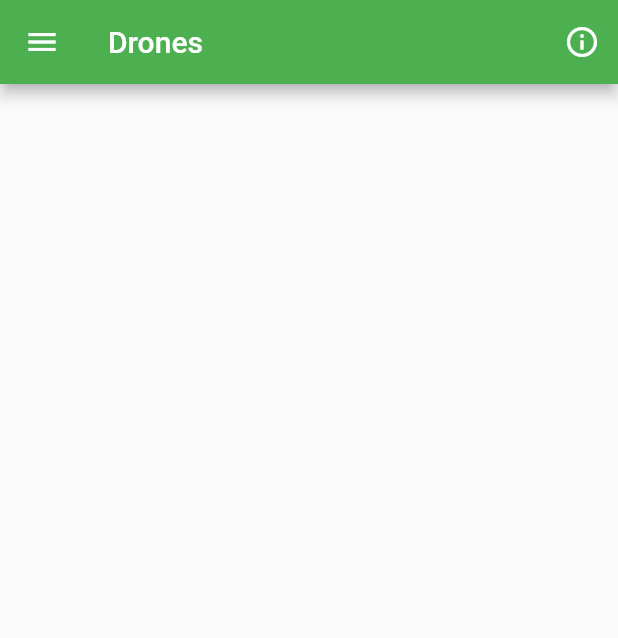
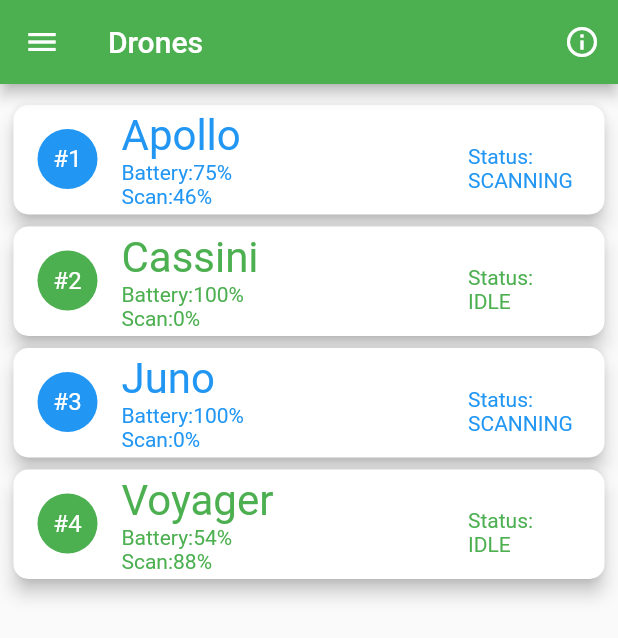
Before and after one commit to TunaBerkPutun/nasaspaceapp, a Flutter app: the DroneScreen screen opened by its route, on a phone screen of 412 x 824 dp. Shown: the top 638 px of the screen. Run offline on Flutter 3.47's test engine with Material 2 defaults, Android fonts, the light colour scheme and no system bars; our stand-ins replace sleek_circular_slider.

Commit message:
drone ok

```diff
--- /dev/null
+++ b/nasaspaceapp/mobileapp/nasaapp/lib/providers/drone_data_provider.dart
@@ -0,0 +1,56 @@
+var mainDroneStatus = [
+  "SCANNING",
+  "IDLE",
+  "SCANNING",
+  "IDLE",
+];
+
+var placeholderDroneInfoList = [
+  [
+    "75",
+    "46",
+    "Apollo",
+  ],
+  [
+    "100",
+    "0",
+    "Cassini",
+  ],
+  [
+    "100",
+    "0",
+    "Juno",
+  ],
+  [
+    "54",
+    "88",
+    "Voyager",
+  ],
+];
+
+/*SizedBox(
+                width: 10,
+              ),
+              Container(
+                width: 110,
+                child: Column(
+                  crossAxisAlignment: CrossAxisAlignment.start,
+                  children: [
+                    Text(
+                      "Fire:${droneInfo[2]}",
+                      style: TextStyle(
+                        color: statusColor(droneInfo[2]),
+                      ),
+                    ),
+                    SizedBox(
+                      width: 2,
+                    ),
+                    Text(
+                      "Smoke:${droneInfo[3]}",
+                      style: TextStyle(
+                        color: statusColor(droneInfo[3]),
+                      ),
+                    ),
+                  ],
+                ),
+              )*/
--- a/nasaspaceapp/mobileapp/nasaapp/lib/screens/drones_screen.dart
+++ b/nasaspaceapp/mobileapp/nasaapp/lib/screens/drones_screen.dart
@@ -1,4 +1,7 @@
 import 'package:flutter/material.dart';
+
+import 'package:nasaapp/providers/drone_data_provider.dart';
+import 'package:nasaapp/widgets/drone_listtile.dart';
 import 'package:nasaapp/widgets/home_drawer.dart';
 
 class DroneScreen extends StatelessWidget {
@@ -13,7 +16,22 @@ class DroneScreen extends StatelessWidget {
         ],
       ),
       drawer: HomeDrawer(),
-      body: Container(),
+      body: RefreshIndicator(
+        onRefresh: () {
+          return Future(null);
+        },
+        child: Container(
+          margin: EdgeInsets.symmetric(horizontal: 5, vertical: 10),
+          child: ListView.builder(
+            itemCount: 4,
+            itemBuilder: (context, index) => DroneListTile(
+              (index + 1).toString(),
+              mainDroneStatus[index],
+              placeholderDroneInfoList[index],
+            ),
+          ),
+        ),
+      ),
     );
   }
 }
--- a/nasaspaceapp/mobileapp/nasaapp/lib/screens/home_screen.dart
+++ b/nasaspaceapp/mobileapp/nasaapp/lib/screens/home_screen.dart
@@ -27,7 +27,7 @@ class HomeScreen extends StatelessWidget {
                 dataMin: 0,
                 dataMax: 100,
                 unit: "%",
-                status: "deneme",
+                status: "OK",
                 updateTime: dateTime,
               ),
               SleekProgressIndicator(
@@ -37,7 +37,7 @@ class HomeScreen extends StatelessWidget {
                 dataMin: -30,
                 dataMax: 60,
                 unit: "C",
-                status: "deneme",
+                status: "OK",
                 updateTime: dateTime,
               ),
               SleekProgressIndicator(
@@ -47,7 +47,7 @@ class HomeScreen extends StatelessWidget {
                 dataMin: 0,
                 dataMax: 20,
                 unit: "m/s",
-                status: "deneme",
+                status: "OK",
                 updateTime: dateTime,
               ),
             ],
--- a/nasaspaceapp/mobileapp/nasaapp/lib/widgets/basic_data_circindicator.dart
+++ b/nasaspaceapp/mobileapp/nasaapp/lib/widgets/basic_data_circindicator.dart
@@ -100,6 +100,7 @@ class _SleekProgressIndicatorState extends State<SleekProgressIndicator> {
                         "STATUS: ${widget.status}",
                         style: TextStyle(
                           fontSize: 26,
+                          color: Colors.green,
                         ),
                       ),
                     ),
--- /dev/null
+++ b/nasaspaceapp/mobileapp/nasaapp/lib/widgets/drone_listtile.dart
@@ -0,0 +1,88 @@
+import 'package:flutter/material.dart';
+
+class DroneListTile extends StatelessWidget {
+  final String id;
+  final List droneInfo;
+  final String status;
+
+  DroneListTile(this.id, this.status, this.droneInfo);
+
+  Color statusColor(String status) {
+    if (status == "SCANNING") {
+      return Colors.blue;
+    } else {
+      return Colors.green;
+    }
+  }
+
+  @override
+  Widget build(BuildContext context) {
+    return Container(
+        child: Card(
+      shape: RoundedRectangleBorder(borderRadius: BorderRadius.circular(10)),
+      elevation: 5,
+      child: ListTile(
+        leading: CircleAvatar(
+          backgroundColor: statusColor(status),
+          child: Text(
+            "#$id",
+            style: TextStyle(color: Colors.white),
+          ),
+        ),
+        title: Text(
+          droneInfo[2],
+          style: TextStyle(
+            color: statusColor(status),
+            fontSize: 28,
+          ),
+        ),
+        subtitle: Row(
+          children: [
+            Container(
+              child: Column(
+                crossAxisAlignment: CrossAxisAlignment.start,
+                children: [
+                  Text(
+                    "Battery:${droneInfo[0]}%",
+                    style: TextStyle(
+                      color: statusColor(status),
+                    ),
+                  ),
+                  Text(
+                    "Scan:${droneInfo[1]}%",
+                    style: TextStyle(
+                      color: statusColor(status),
+                    ),
+                  ),
+                ],
+              ),
+            ),
+          ],
+        ),
+        trailing: Container(
+          padding: EdgeInsets.symmetric(vertical: 10),
+          width: 75,
+          child: Column(
+            crossAxisAlignment: CrossAxisAlignment.start,
+            children: [
+              Text(
+                "Status:",
+                style: TextStyle(
+                  color: statusColor(status),
+                  fontSize: 14,
+                ),
+              ),
+              Text(
+                "$status",
+                style: TextStyle(
+                  color: statusColor(status),
+                  fontSize: 14,
+                ),
+              ),
+            ],
+          ),
+        ),
+      ),
+    ));
+  }
+}
--- a/nasaspaceapp/mobileapp/nasaapp/pubspec.yaml
+++ b/nasaspaceapp/mobileapp/nasaapp/pubspec.yaml
@@ -49,6 +49,8 @@ flutter:
 
   assets:
     - assets/images/loginbackground.png
+    - assets/icons/drone.png
+    - assets/icons/droneoutline.png
 
 
   # An image asset can refer to one or more resolution-specific "variants", see
```
Also changed, not shown: nasaspaceapp/mobileapp/nasaapp/lib/providers/arduino_data_provider.dart (+10 -0 lines), nasaspaceapp/mobileapp/nasaapp/lib/widgets/sensor_listtile.dart (+32 -4 lines), nasaspaceapp/mobileapp/nasaapp/assets/icons/drone.png (added), nasaspaceapp/mobileapp/nasaapp/assets/icons/droneoutline.png (added).
